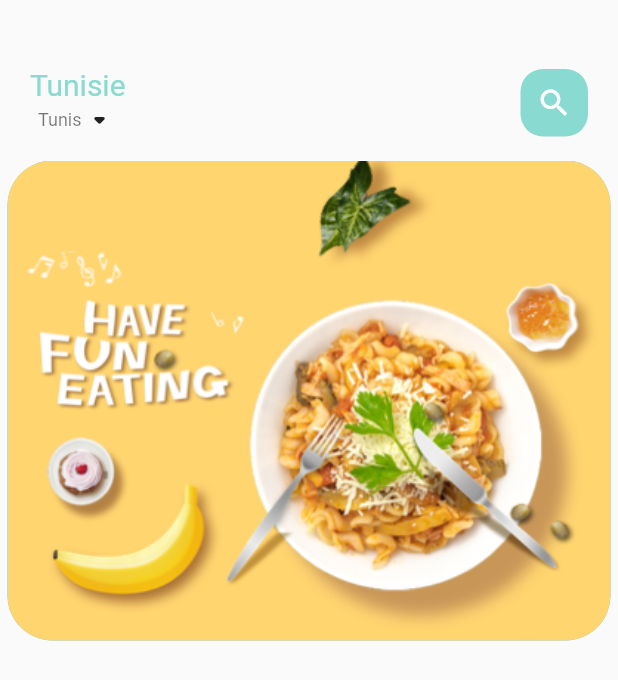
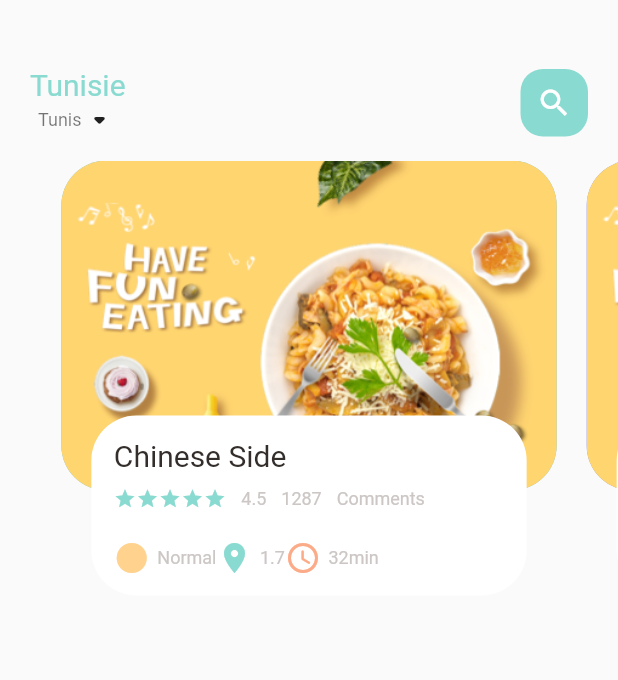
Before and after one commit to lazharkarem/food_delivery, a Flutter app: the screen it shows after launch, on a phone screen of 412 x 824 dp. Shown: the top 680 px of the screen. Run offline on Flutter 3.47's test engine with Material 2 defaults, Android fonts, the phone set to English and light mode, and no system bars.

Commit message:
update homePage : Custume Widgets and texts

```diff
--- a/lib/home/food_page_body.dart
+++ b/lib/home/food_page_body.dart
@@ -1,6 +1,11 @@
 // ignore_for_file: prefer_const_constructors
 
 import 'package:flutter/cupertino.dart';
+import 'package:flutter/material.dart';
+import 'package:food_delivery/utils/colors.dart';
+import 'package:food_delivery/widgets/big_text.dart';
+import 'package:food_delivery/widgets/icon_and_text_widget.dart';
+import 'package:food_delivery/widgets/small_text.dart';
 
 class FoodPageBody extends StatefulWidget {
   FoodPageBody({Key? key}) : super(key: key);
@@ -10,11 +15,14 @@ class FoodPageBody extends StatefulWidget {
 }
 
 class _FoodPageBodyState extends State<FoodPageBody> {
+  PageController pageController = PageController(viewportFraction: 0.85);
   @override
   Widget build(BuildContext context) {
     return Container(
+      //color: Colors.redAccent,
       height: 320,
       child: PageView.builder(
+          controller: pageController,
           itemCount: 5,
           itemBuilder: (context, position) {
             return _buildPageItem(position);
@@ -23,14 +31,85 @@ class _FoodPageBodyState extends State<FoodPageBody> {
   }
 
   Widget _buildPageItem(int index) {
-    return Container(
-      height: 220,
-      margin: EdgeInsets.only(left: 5, right: 5),
-      decoration: BoxDecoration(
-          borderRadius: BorderRadius.circular(30),
-          color: index.isEven ? Color(0xFF69c5df) : Color(0xFF9294cc),
-          image: DecorationImage(
-              fit: BoxFit.cover, image: AssetImage("assets/image/food0.png"))),
+    return Stack(
+      children: [
+        Container(
+          height: 220,
+          margin: EdgeInsets.only(left: 10, right: 10),
+          decoration: BoxDecoration(
+              borderRadius: BorderRadius.circular(30),
+              color: index.isEven ? Color(0xFF69c5df) : Color(0xFF9294cc),
+              image: DecorationImage(
+                  fit: BoxFit.cover,
+                  image: AssetImage("assets/image/food0.png"))),
+        ),
+        Align(
+          alignment: Alignment.bottomCenter,
+          child: Container(
+            height: 120,
+            margin: EdgeInsets.only(left: 30, right: 30, bottom: 30),
+            decoration: BoxDecoration(
+              borderRadius: BorderRadius.circular(30),
+              color: Colors.white,
+            ),
+            child: Container(
+              padding: EdgeInsets.only(top: 15, left: 15, right: 15),
+              child: Column(
+                  crossAxisAlignment: CrossAxisAlignment.start,
+                  children: [
+                    BigText(text: "Chinese Side"),
+                    SizedBox(
+                      height: 10,
+                    ),
+                    Row(
+                      children: [
+                        Wrap(
+                          children: List.generate(
+                              5,
+                              (index) => Icon(
+                                    Icons.star,
+                                    color: AppColors.mainColor,
+                                    size: 15,
+                                  )),
+                        ),
+                        SizedBox(
+                          width: 10,
+                        ),
+                        SmallText(text: "4.5"),
+                        SizedBox(
+                          width: 10,
+                        ),
+                        SmallText(text: "1287"),
+                        SizedBox(
+                          width: 10,
+                        ),
+                        SmallText(text: "Comments")
+                      ],
+                    ),
+                    SizedBox(
+                      height: 20,
+                    ),
+                    Row(
+                      children: [
+                        IconAndTextWidget(
+                            icon: Icons.circle_sharp,
+                            text: "Normal",
+                            iconColor: AppColors.iconColor1),
+                        IconAndTextWidget(
+                            icon: Icons.location_on,
+                            text: "1.7",
+                            iconColor: AppColors.mainColor),
+                        IconAndTextWidget(
+                            icon: Icons.access_time_rounded,
+                            text: "32min",
+                            iconColor: AppColors.iconColor2)
+                      ],
+                    )
+                  ]),
+            ),
+          ),
+        ),
+      ],
     );
   }
 }
--- /dev/null
+++ b/lib/widgets/icon_and_text_widget.dart
@@ -0,0 +1,32 @@
+import 'package:flutter/cupertino.dart';
+import 'package:food_delivery/widgets/small_text.dart';
+
+class IconAndTextWidget extends StatelessWidget {
+  final IconData icon;
+  final String text;
+  final Color iconColor;
+  const IconAndTextWidget(
+      {Key? key,
+      required this.icon,
+      required this.text,
+      required this.iconColor})
+      : super(key: key);
+
+  @override
+  Widget build(BuildContext context) {
+    return Row(
+      children: [
+        Icon(
+          icon,
+          color: iconColor,
+        ),
+        SizedBox(
+          width: 5,
+        ),
+        SmallText(
+          text: text,
+        )
+      ],
+    );
+  }
+}
```
